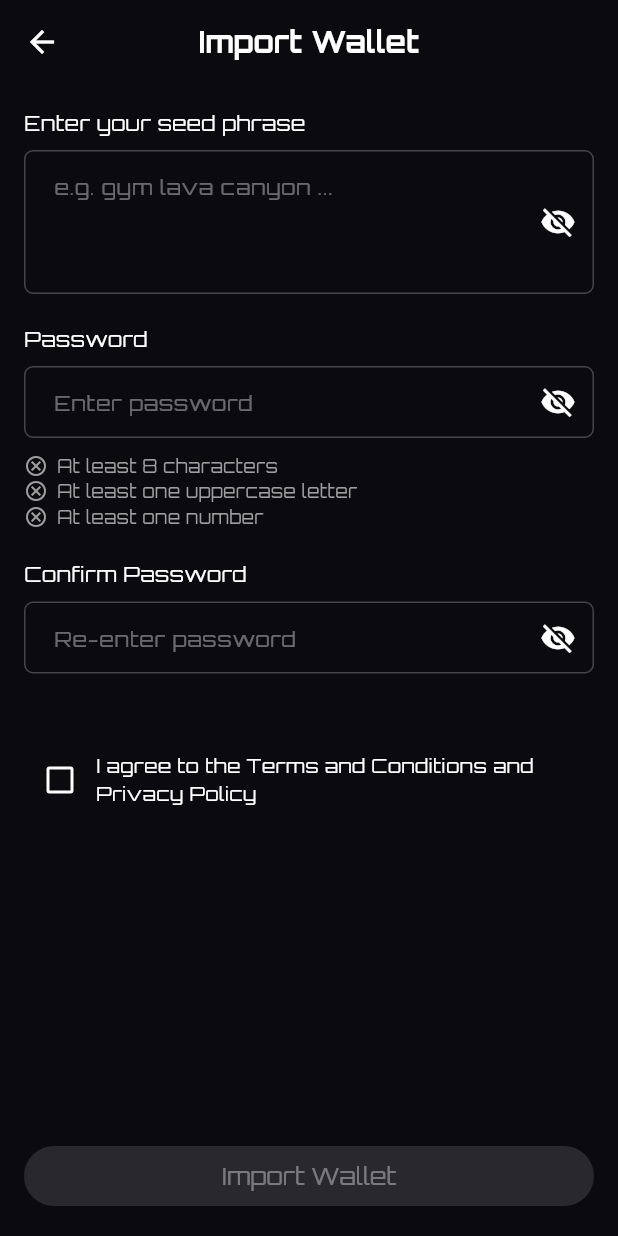
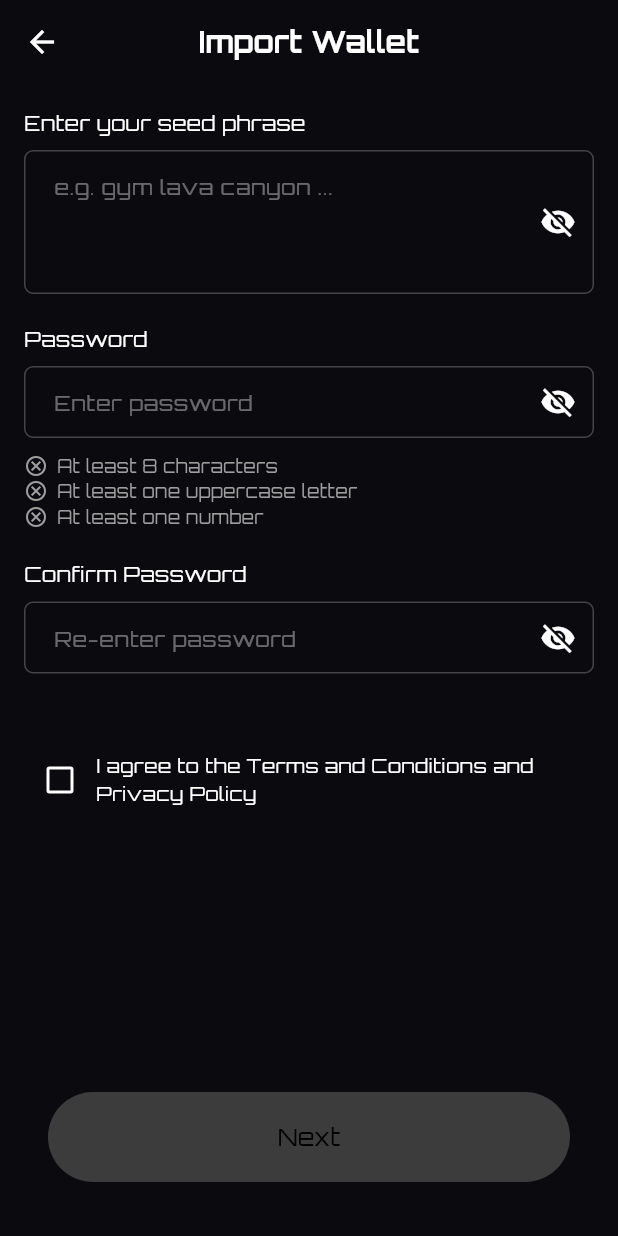
Before and after one commit to ViremTech/uten_wallet, a Flutter app: the ImportWallet screen opened directly, on a phone screen of 412 x 824 dp. Run offline on Flutter 3.47's test engine with Material 3 defaults, Android fonts, the light colour scheme and no system bars; our stand-ins replace convert, dartz, flutter_bloc, flutter_secure_storage, get_it; missing offline and left inert: bip32, bip39, web3dart; accounts and stored records are empty; statements that could not run were skipped.

Commit message:
import wallet screen and login added and its working

```diff
--- a/lib/features/authentication/presentaion/pages/import_wallet.dart
+++ b/lib/features/authentication/presentaion/pages/import_wallet.dart
@@ -1,6 +1,14 @@
+import 'package:convert/convert.dart';
 import 'package:flutter/material.dart';
+import 'package:flutter_bloc/flutter_bloc.dart';
+import 'package:uten_wallet/features/authentication/presentaion/bloc/auth_bloc.dart';
+import 'package:uten_wallet/features/wallet/presentaion/bloc/import_wallet_bloc/import_wallet_bloc.dart';
+import 'package:uten_wallet/features/wallet/presentaion/pages/wallet_home.dart';
+import '../../../onboarding/presentaion/widget/button_widget.dart';
 import '../widget/seed_phrase_field.dart';
 import '../widget/password_field.dart';
+import 'package:bip32/bip32.dart' as bip32;
+import 'package:bip39/bip39.dart' as bip39;
 
 class ImportWallet extends StatefulWidget {
   const ImportWallet({super.key});
@@ -14,7 +22,7 @@ class _ImportWalletState extends State<ImportWallet> {
   final _seedController = TextEditingController();
   final _passwordController = TextEditingController();
   final _confirmPasswordController = TextEditingController();
-
+  late String privateKey;
   bool _obscurePassword = true;
   bool _obscureConfirmPassword = true;
 
@@ -66,8 +74,19 @@ class _ImportWalletState extends State<ImportWallet> {
     });
   }
 
+  String generatePrivate(String mnemonic) {
+    final seed = bip39.mnemonicToSeed(mnemonic);
+    final root = bip32.BIP32.fromSeed(seed);
+    final path = "m/44'/60'/0'/0/0";
+    final childKey = root.derivePath(path);
+    final privateKey = childKey.privateKey;
+    final hexPrivateKey = hex.encode(privateKey!);
+    return hexPrivateKey;
+  }
+
   @override
   void initState() {
+    privateKey = generatePrivate(_seedController.text);
     super.initState();
     _passwordController.addListener(_validatePassword);
     _confirmPasswordController.addListener(_validateConfirmPassword);
@@ -190,16 +209,81 @@ class _ImportWalletState extends State<ImportWallet> {
             padding: const EdgeInsets.all(16),
             child: SizedBox(
               width: double.infinity,
-              child: ElevatedButton(
-                onPressed: _isFormValid
-                    ? () {
+              child: MultiBlocListener(
+                listeners: [
+                  BlocListener<AuthBloc, AuthState>(
+                    listener: (context, state) {
+                      if (state is AuthSuccess) {
+                        context.read<ImportWalletBloc>().add(
+                              ImportWalletRequested(
+                                name: 'Wallet 1',
+                                privateKey: privateKey,
+                                network: 'ethereum',
+                              ),
+                            );
+                      }
+                      if (state is AuthError) {
+                        ScaffoldMessenger.of(context).showSnackBar(
+                          SnackBar(
+                            content: Text(
+                              state.message,
+                            ),
+                          ),
+                        );
+                      }
+                    },
+                  ),
+                  BlocListener<ImportWalletBloc, ImportWalletState>(
+                    listener: (context, state) {
+                      if (state is ImportWalletSuccess) {
                         ScaffoldMessenger.of(context).showSnackBar(
                           const SnackBar(
-                              content: Text('Wallet imported successfully!')),
+                            content: Text(
+                              'Wallet imported successfully!',
+                            ),
+                          ),
+                        );
+                        Navigator.pushAndRemoveUntil(
+                            context,
+                            MaterialPageRoute(
+                                builder: (context) => WalletHome(
+                                      wallet: state.wallet,
+                                    )),
+                            (route) => false);
+                      }
+                      if (state is ImportWalletFailure) {
+                        ScaffoldMessenger.of(context).showSnackBar(
+                          SnackBar(
+                            content: Text(
+                              state.message,
+                            ),
+                          ),
                         );
                       }
-                    : null,
-                child: const Text('Import Wallet'),
+                    },
+                  ),
+                ],
+                child: Container(
+                  height: 100,
+                  padding: EdgeInsets.symmetric(vertical: 20),
+                  child: ButtonWidget(
+                    paddng: 16,
+                    onPressed: _isFormValid
+                        ? () {
+                            context.read<AuthBloc>().add(
+                                  SavePasswordEvent(
+                                    password: _passwordController.text,
+                                  ),
+                                );
+                          }
+                        : null,
+                    color: _isFormValid && _agreedToTerms
+                        ? Colors.white
+                        : Colors.grey[900],
+                    text: 'Next',
+                    textColor: Colors.black,
+                  ),
+                ),
               ),
             ),
           ),
@@ -215,11 +299,11 @@ class PasswordRequirementsList extends StatelessWidget {
   final bool hasNumber;
 
   const PasswordRequirementsList({
-    Key? key,
+    super.key,
     required this.hasMinLength,
     required this.hasUppercase,
     required this.hasNumber,
-  }) : super(key: key);
+  });
 
   Widget _buildItem(String label, bool met) {
     return Row(
--- a/lib/init_page.dart
+++ b/lib/init_page.dart
@@ -1,7 +1,6 @@
 import 'package:flutter/material.dart';
 import 'package:flutter_bloc/flutter_bloc.dart';
 import 'package:uten_wallet/features/onboarding/presentaion/pages/last_onboarding_screen.dart';
-
 import 'features/onboarding/presentaion/bloc/onboarding_bloc.dart';
 import 'features/onboarding/presentaion/pages/onboarding_pages.dart';
 
--- a/lib/main.dart
+++ b/lib/main.dart
@@ -3,7 +3,6 @@ import 'package:flutter_bloc/flutter_bloc.dart';
 import 'package:uten_wallet/core/theme/dart_theme.dart';
 import 'package:uten_wallet/depency_injection.dart';
 import 'package:uten_wallet/features/authentication/presentaion/bloc/auth_bloc.dart';
-import 'package:uten_wallet/features/authentication/presentaion/pages/import_wallet.dart';
 import 'package:uten_wallet/features/wallet/presentaion/bloc/generate_wallet_bloc/generate_wallet_bloc.dart';
 import 'package:uten_wallet/features/wallet/presentaion/bloc/get_active_wallet/get_active_wallet_bloc.dart';
 import 'package:uten_wallet/features/wallet/presentaion/bloc/get_total_balance_bloc/get_total_balance_bloc.dart';
```
